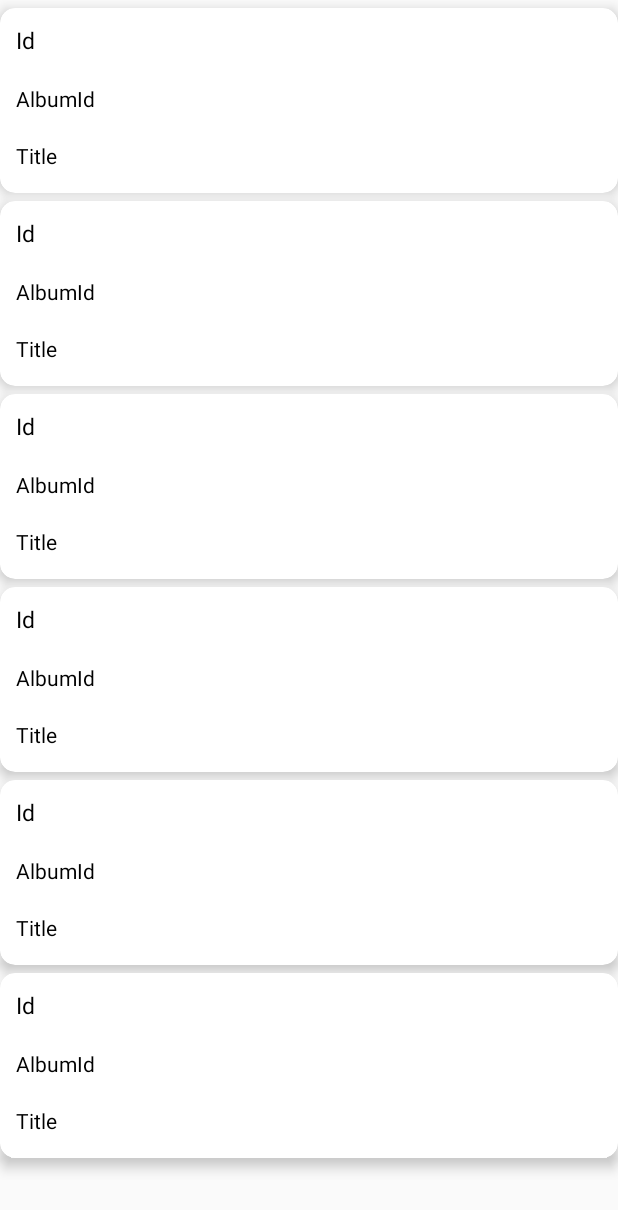
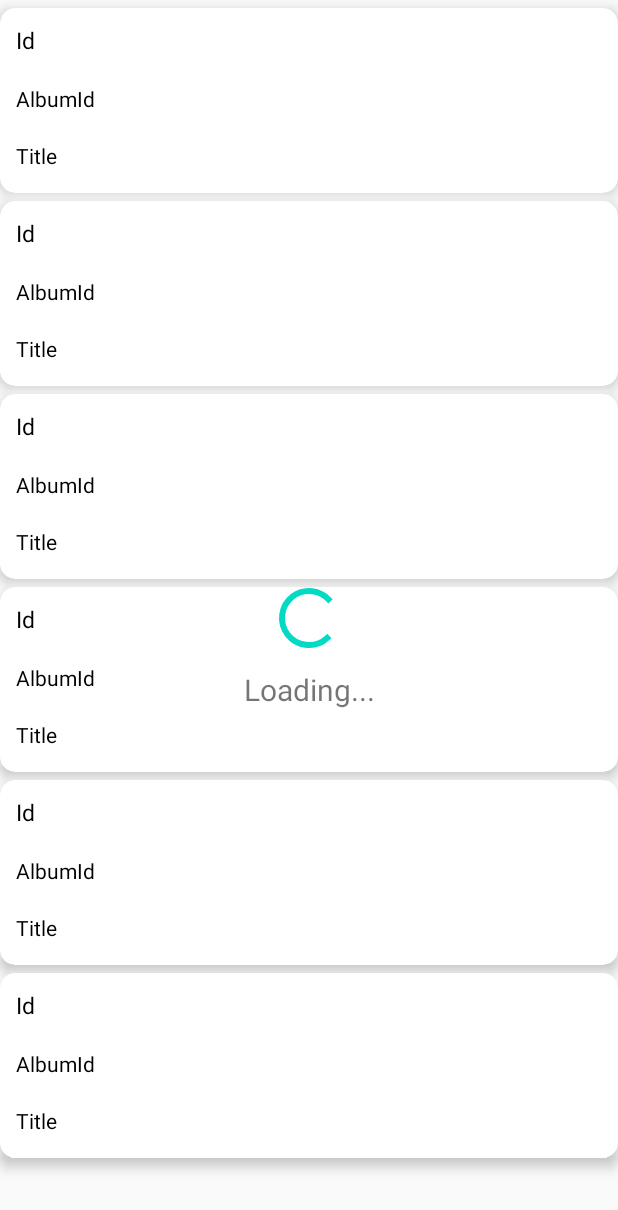
Before and after one commit to SaiyedMustaq/Hilt-Android, an Android app: the layout fragment_main.xml on its own in the app's theme, with its tools: preview values and no code run, on a phone screen of 412 x 824 dp. Shown: the top 1210 px of the screen. Run offline under Robolectric (Android 15) with nearby library versions, the phone set to English and light mode, and no system bars; network calls fail.

Commit message:
-- progress dialog add at loading time

```diff
--- a/app/src/main/java/com/mustaq/hilt_demo/ui/MainFragment.kt
+++ b/app/src/main/java/com/mustaq/hilt_demo/ui/MainFragment.kt
@@ -42,15 +42,20 @@ class MainFragment : Fragment() {
         responseFromFacts.observe(viewLifecycleOwner, Observer { responseData ->
             when (responseData) {
                 is ResultData.Success -> {
+                    rvFacts.visibility = View.VISIBLE
                     val factsData = responseData.data
                     adapterFactsList.submitList(factsData)
+                    progressBar.visibility = View.GONE
+                    tvLoading.visibility = View.GONE
                 }
                 is ResultData.Failed -> {
                     Toast.makeText(requireContext(), "Something Went Wrong", Toast.LENGTH_SHORT)
                         .show()
                 }
                 is ResultData.Loading -> {
-                    Toast.makeText(requireContext(), "Data Loading", Toast.LENGTH_SHORT).show()
+                    progressBar.visibility = View.VISIBLE
+                    tvLoading.visibility = View.VISIBLE
+                    rvFacts.visibility = View.GONE
                 }
             }
         })
--- a/app/src/main/java/com/mustaq/hilt_demo/utility/Utililty.kt
+++ /dev/null
@@ -1,6 +0,0 @@
-package com.mustaq.hilt_demo.utility
-
-import androidx.fragment.app.Fragment
-import androidx.fragment.app.FragmentManager
-import com.mustaq.hilt_demo.R
-import com.mustaq.hilt_demo.ui.MainFragment
--- a/app/src/main/res/layout/fragment_main.xml
+++ b/app/src/main/res/layout/fragment_main.xml
@@ -1,5 +1,5 @@
 <?xml version="1.0" encoding="utf-8"?>
-<FrameLayout xmlns:android="http://schemas.android.com/apk/res/android"
+<androidx.constraintlayout.widget.ConstraintLayout xmlns:android="http://schemas.android.com/apk/res/android"
     xmlns:tools="http://schemas.android.com/tools"
     android:layout_width="match_parent"
     android:layout_height="match_parent"
@@ -14,5 +14,25 @@
         tools:listitem="@layout/row_item_facts"
         tools:itemCount="10"
         app:layoutManager="androidx.recyclerview.widget.LinearLayoutManager"/>
+    <ProgressBar
+        android:id="@+id/progressBar"
+        android:layout_width="wrap_content"
+        android:layout_height="wrap_content"
+        app:layout_constraintBottom_toBottomOf="parent"
+        app:layout_constraintEnd_toEndOf="parent"
+        app:layout_constraintStart_toStartOf="parent"
+        app:layout_constraintTop_toTopOf="parent" />
 
-</FrameLayout>
+    <androidx.appcompat.widget.AppCompatTextView
+        android:id="@+id/tvLoading"
+        android:layout_width="match_parent"
+        android:layout_height="wrap_content"
+        android:layout_marginTop="10dp"
+        android:gravity="center"
+        android:text="Loading..."
+        android:backgroundTint="@color/colorPrimary"
+        android:textSize="20sp"
+        app:layout_constraintEnd_toEndOf="parent"
+        app:layout_constraintStart_toStartOf="parent"
+        app:layout_constraintTop_toBottomOf="@+id/progressBar" />
+</androidx.constraintlayout.widget.ConstraintLayout>
```
